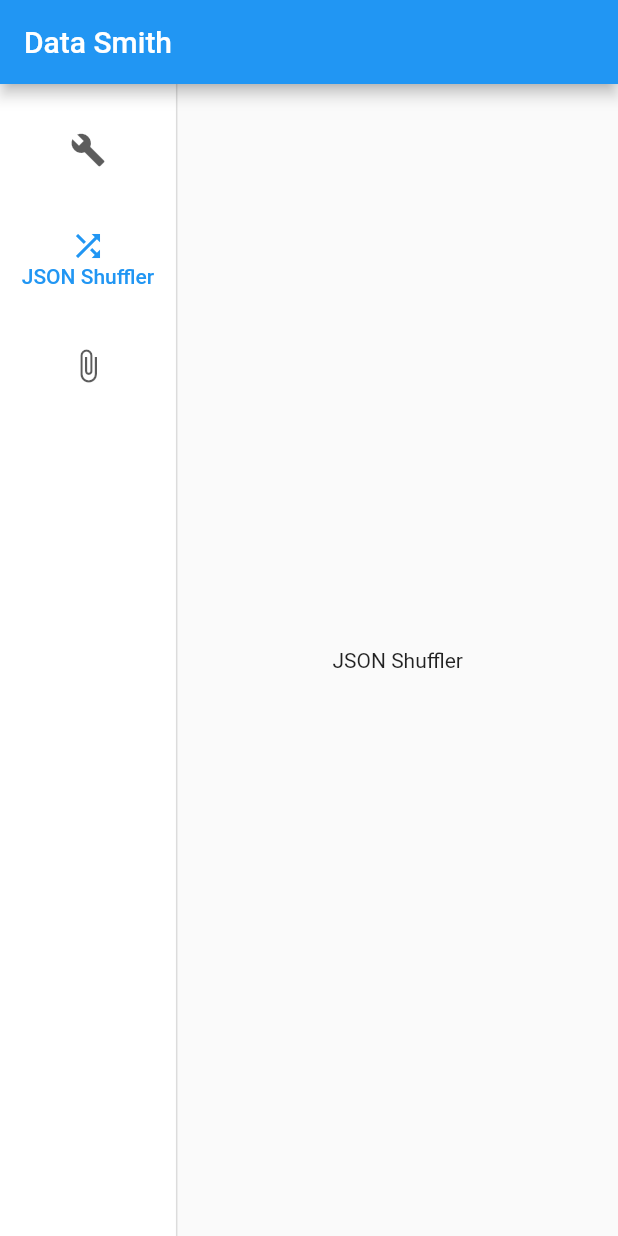
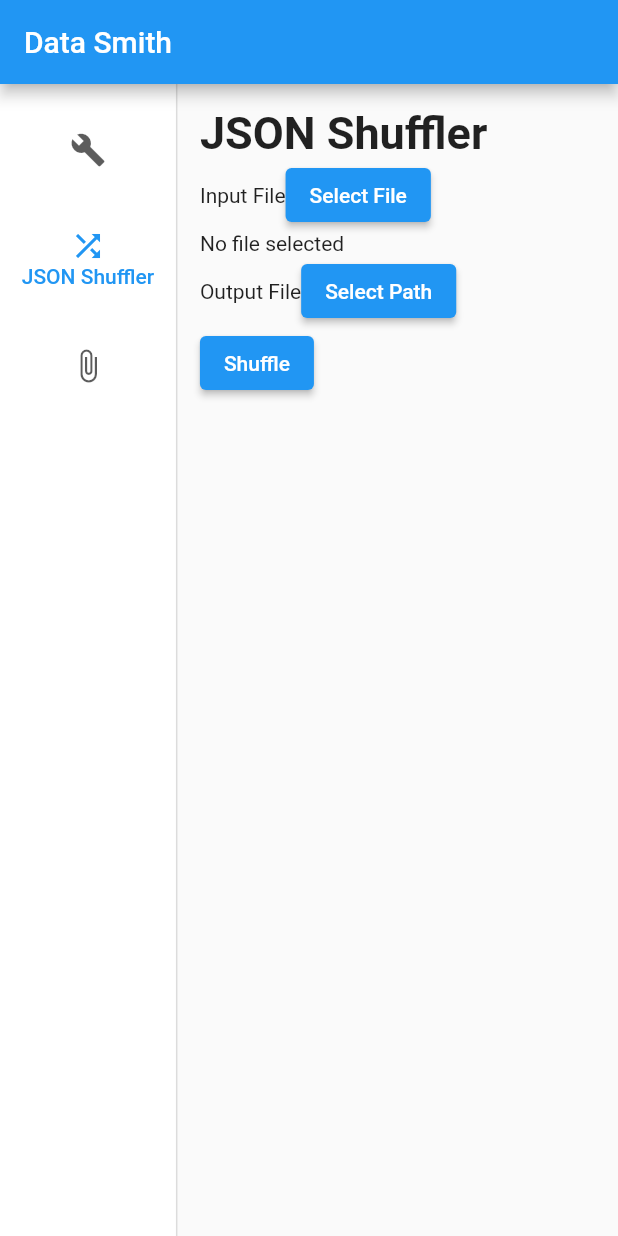
Before and after one commit to RavinduLa/DataSmith, a Flutter app: the screen it shows after launch, after a tap on "JSON Shuffler", on a phone screen of 412 x 824 dp. Run offline on Flutter 3.47's test engine with Material 2 defaults, Android fonts, the phone set to English and light mode, and no system bars; our stand-ins replace file_picker.

Commit message:
Added basic layout for json_shuffler.dart

```diff
--- a/lib/screens/json_shuffler.dart
+++ b/lib/screens/json_shuffler.dart
@@ -11,6 +11,31 @@ class JSONShuffler extends StatefulWidget {
 class _JSONShufflerState extends State<JSONShuffler> {
   @override
   Widget build(BuildContext context) {
-    return const Center(child: Text('JSON Shuffler'),);
+    return Padding(
+      padding: const EdgeInsets.all(15.0),
+      child: Column(
+        crossAxisAlignment: CrossAxisAlignment.start,
+        children: [
+          const Text(
+            'JSON Shuffler',
+            style: TextStyle(fontWeight: FontWeight.bold, fontSize: 30),
+          ),
+          Row(
+            children: [
+              const Text('Input File'),
+              ElevatedButton(onPressed: (){}, child: const Text('Select File'))
+            ],
+          ),
+          const Text('No file selected'),
+          Row(
+            children: [
+              const Text('Output File'),
+              ElevatedButton(onPressed: (){}, child: const Text('Select Path'))
+            ],
+          ),
+          ElevatedButton(onPressed: (){}, child: const Text('Shuffle'))
+        ],
+      ),
+    );
   }
 }
```
Also changed, not shown: lib/services/json_shuffler_service.dart (added).
